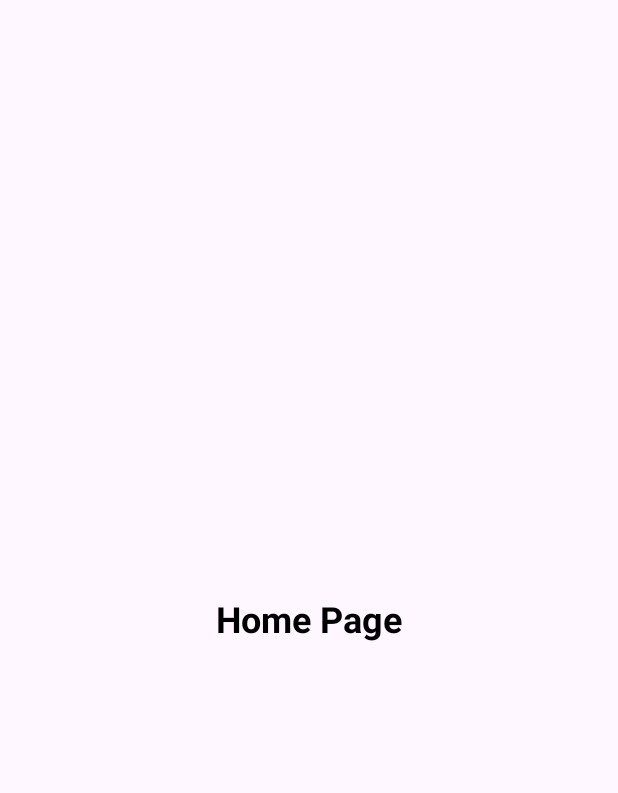
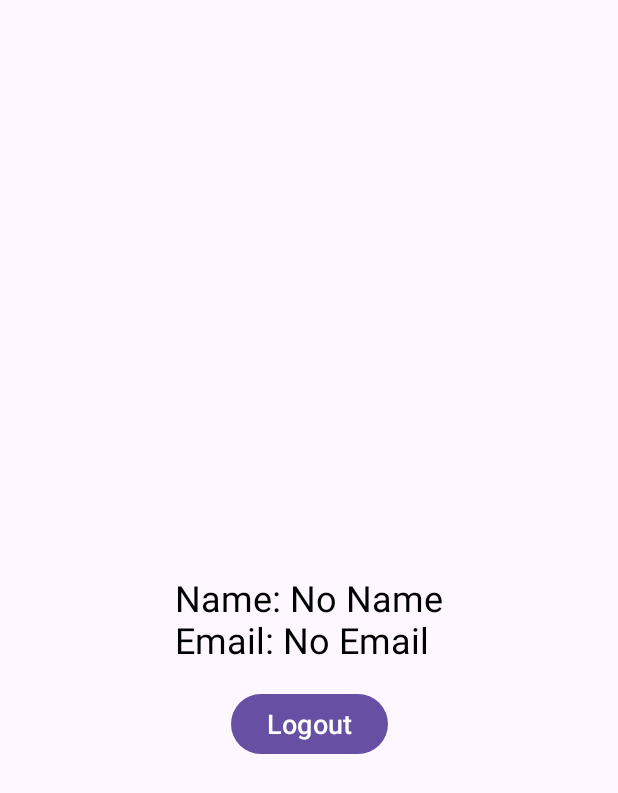
Before and after one commit to Dptandel/SharedPreferencesTaskApp, an Android app: the HomeActivity screen opened directly, with no data from a screen before it, on a phone screen of 412 x 824 dp. Shown: the top 793 px of the screen. Run offline under Robolectric (Android 15) with nearby library versions, the phone set to English and light mode, and no system bars.

Commit message:
Files Updated

```diff
--- a/app/src/main/java/com/tops/kotlin/sharedpreferencestaskapp/HomeActivity.kt
+++ b/app/src/main/java/com/tops/kotlin/sharedpreferencestaskapp/HomeActivity.kt
@@ -1,14 +1,47 @@
 package com.tops.kotlin.sharedpreferencestaskapp
 
+import android.annotation.SuppressLint
+import android.content.Intent
+import android.content.SharedPreferences
 import android.os.Bundle
 import androidx.activity.enableEdgeToEdge
 import androidx.appcompat.app.AppCompatActivity
+import com.tops.kotlin.sharedpreferencestaskapp.databinding.ActivityHomeBinding
 
 class HomeActivity : AppCompatActivity() {
+
+    private lateinit var binding: ActivityHomeBinding
+
+    @SuppressLint("SetTextI18n")
     override fun onCreate(savedInstanceState: Bundle?) {
         super.onCreate(savedInstanceState)
         enableEdgeToEdge()
-        setContentView(R.layout.activity_home)
+        binding = ActivityHomeBinding.inflate(layoutInflater)
+        setContentView(binding.root)
 
+        // Retrieve user data from SharedPreferences
+        val sharedPref: SharedPreferences = getSharedPreferences("appPreferences", MODE_PRIVATE)
+        val email = sharedPref.getString("email", "No Email")
+        val name = sharedPref.getString("name", "No Name")
+
+        // Display user data
+        binding.tvUserDetails.text = """
+            Name: $name
+            Email: $email
+        """.trimIndent()
+
+        // Logout button listener
+        binding.btnLogout.setOnClickListener {
+            // Clear the user data from SharedPreferences
+            with(sharedPref.edit()) {
+                clear() // Clear all data
+                apply() // Apply changes
+            }
+
+            // Redirect to LoginActivity
+            val intent = Intent(this, LoginActivity::class.java)
+            startActivity(intent)
+            finish() // Close HomeActivity
+        }
     }
 }
--- a/app/src/main/res/layout/activity_home.xml
+++ b/app/src/main/res/layout/activity_home.xml
@@ -5,13 +5,14 @@
     android:id="@+id/main"
     android:layout_width="match_parent"
     android:layout_height="match_parent"
+    android:padding="16dp"
     tools:context=".HomeActivity">
 
     <TextView
+        android:id="@+id/tvUserDetails"
         android:layout_width="wrap_content"
         android:layout_height="wrap_content"
         android:text="Home Page"
-        android:textStyle="bold"
         android:textSize="24sp"
         android:textColor="@color/black"
         app:layout_constraintBottom_toBottomOf="parent"
@@ -19,4 +20,15 @@
         app:layout_constraintStart_toStartOf="parent"
         app:layout_constraintTop_toTopOf="parent" />
 
+    <Button
+        android:id="@+id/btnLogout"
+        android:layout_width="wrap_content"
+        android:layout_height="wrap_content"
+        android:layout_marginTop="16dp"
+        android:text="Logout"
+        android:textSize="18sp"
+        app:layout_constraintEnd_toEndOf="parent"
+        app:layout_constraintStart_toStartOf="parent"
+        app:layout_constraintTop_toBottomOf="@+id/tvUserDetails" />
+
 </androidx.constraintlayout.widget.ConstraintLayout>
--- a/app/src/main/res/layout/activity_login.xml
+++ b/app/src/main/res/layout/activity_login.xml
@@ -35,6 +35,7 @@
             app:endIconMode="clear_text">
 
             <com.google.android.material.textfield.TextInputEditText
+                android:id="@+id/edtEmailAddress"
                 android:layout_width="match_parent"
                 android:layout_height="wrap_content"
                 android:inputType="textEmailAddress" />
@@ -53,6 +54,7 @@
             app:passwordToggleTint="@color/dark_lavender">
 
             <com.google.android.material.textfield.TextInputEditText
+                android:id="@+id/edtPassword"
                 android:layout_width="match_parent"
                 android:layout_height="wrap_content"
                 android:ems="15"
--- a/app/src/main/res/layout/activity_register.xml
+++ b/app/src/main/res/layout/activity_register.xml
@@ -35,6 +35,7 @@
             app:endIconMode="clear_text">
 
             <com.google.android.material.textfield.TextInputEditText
+                android:id="@+id/edtName"
                 android:layout_width="match_parent"
                 android:layout_height="wrap_content"
                 android:inputType="textPersonName" />
@@ -52,6 +53,7 @@
             app:endIconMode="clear_text">
 
             <com.google.android.material.textfield.TextInputEditText
+                android:id="@+id/edtEmailAddress"
                 android:layout_width="match_parent"
                 android:layout_height="wrap_content"
                 android:inputType="textEmailAddress" />
@@ -70,6 +72,7 @@
             app:passwordToggleTint="@color/dark_lavender">
 
             <com.google.android.material.textfield.TextInputEditText
+                android:id="@+id/edtPassword"
                 android:layout_width="match_parent"
                 android:layout_height="wrap_content"
                 android:ems="15"
```
Also changed, not shown: app/src/main/java/com/tops/kotlin/sharedpreferencestaskapp/LoginActivity.kt (+19 -1 lines), app/src/main/java/com/tops/kotlin/sharedpreferencestaskapp/RegisterActivity.kt (+23 -1 lines), app/src/main/res/layout/activity_splash.xml (+15 -1 lines), app/src/main/res/drawable/splash_logo.png (added), app/src/main/res/drawable/welcome_logo.png (deleted).
